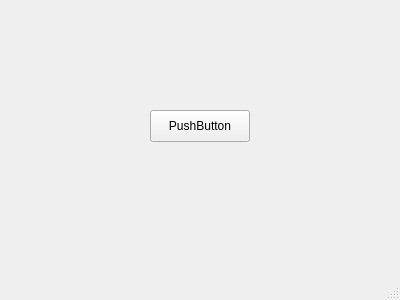
Above: mainwindow.ui from MatushaI/lab3Game before the change. Below: the same form after it.
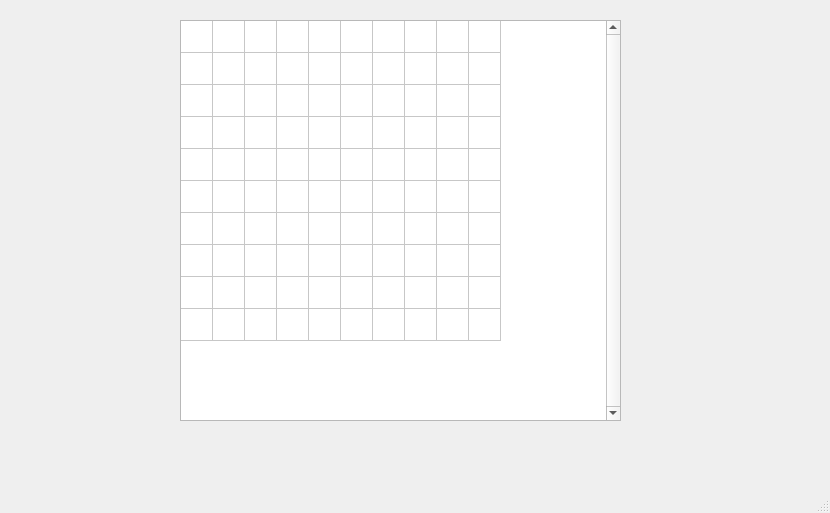
That is the form after the change.

Diff of the .ui file:
```diff
--- a/mainwindow.ui
+++ b/mainwindow.ui
@@ -2,30 +2,110 @@
 <ui version="4.0">
  <class>mainwindow</class>
  <widget class="QMainWindow" name="mainwindow">
+  <property name="enabled">
+   <bool>true</bool>
+  </property>
   <property name="geometry">
    <rect>
     <x>0</x>
     <y>0</y>
-    <width>400</width>
-    <height>300</height>
+    <width>830</width>
+    <height>513</height>
    </rect>
   </property>
   <property name="windowTitle">
    <string>mainwindow</string>
   </property>
   <widget class="QWidget" name="centralwidget">
-   <widget class="QPushButton" name="pushButton">
+   <widget class="QTableWidget" name="tableWidget">
     <property name="geometry">
      <rect>
-      <x>150</x>
-      <y>110</y>
-      <width>100</width>
-      <height>32</height>
+      <x>180</x>
+      <y>20</y>
+      <width>441</width>
+      <height>401</height>
      </rect>
     </property>
-    <property name="text">
-     <string>PushButton</string>
+    <property name="baseSize">
+     <size>
+      <width>16</width>
+      <height>16</height>
+     </size>
     </property>
+    <property name="verticalScrollBarPolicy">
+     <enum>Qt::ScrollBarAlwaysOn</enum>
+    </property>
+    <property name="horizontalScrollBarPolicy">
+     <enum>Qt::ScrollBarAlwaysOff</enum>
+    </property>
+    <property name="autoScroll">
+     <bool>true</bool>
+    </property>
+    <property name="autoScrollMargin">
+     <number>0</number>
+    </property>
+    <property name="showDropIndicator" stdset="0">
+     <bool>true</bool>
+    </property>
+    <property name="iconSize">
+     <size>
+      <width>16</width>
+      <height>16</height>
+     </size>
+    </property>
+    <property name="showGrid">
+     <bool>true</bool>
+    </property>
+    <property name="wordWrap">
+     <bool>true</bool>
+    </property>
+    <property name="cornerButtonEnabled">
+     <bool>false</bool>
+    </property>
+    <property name="rowCount">
+     <number>10</number>
+    </property>
+    <property name="columnCount">
+     <number>10</number>
+    </property>
+    <attribute name="horizontalHeaderVisible">
+     <bool>false</bool>
+    </attribute>
+    <attribute name="horizontalHeaderDefaultSectionSize">
+     <number>32</number>
+    </attribute>
+    <attribute name="horizontalHeaderHighlightSections">
+     <bool>false</bool>
+    </attribute>
+    <attribute name="verticalHeaderVisible">
+     <bool>false</bool>
+    </attribute>
+    <attribute name="verticalHeaderDefaultSectionSize">
+     <number>32</number>
+    </attribute>
+    <attribute name="verticalHeaderHighlightSections">
+     <bool>false</bool>
+    </attribute>
+    <row/>
+    <row/>
+    <row/>
+    <row/>
+    <row/>
+    <row/>
+    <row/>
+    <row/>
+    <row/>
+    <row/>
+    <column/>
+    <column/>
+    <column/>
+    <column/>
+    <column/>
+    <column/>
+    <column/>
+    <column/>
+    <column/>
+    <column/>
    </widget>
   </widget>
   <widget class="QMenuBar" name="menubar">
```
Left out of the diff: 4 changed lines with no effect on the pictures.
